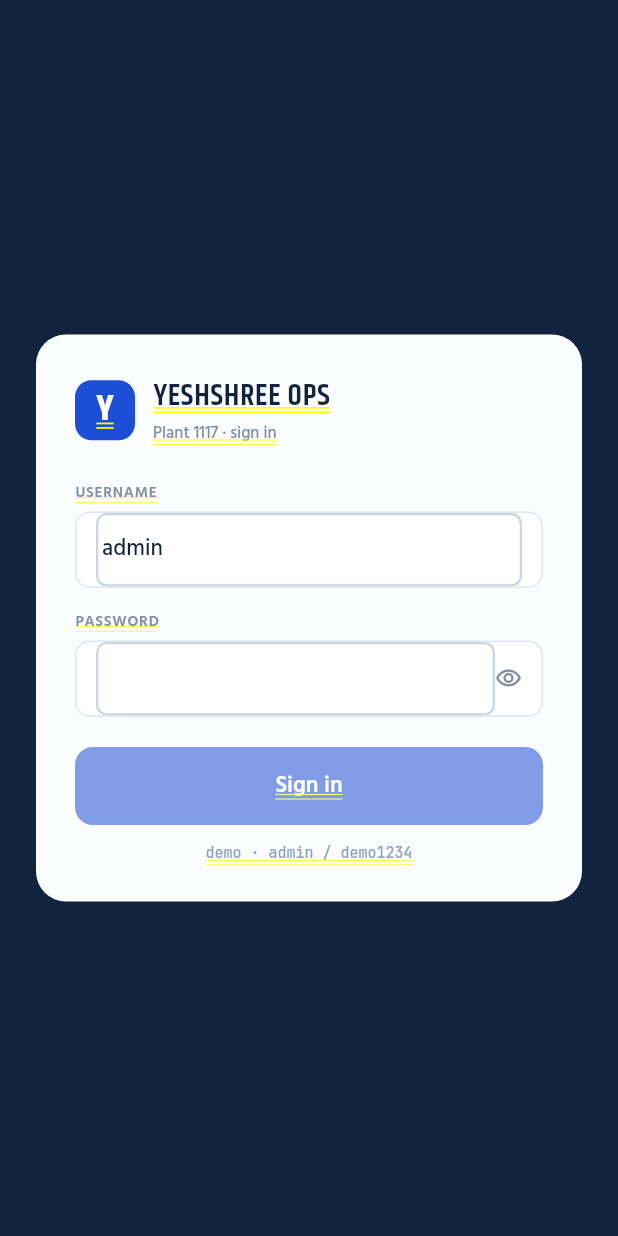
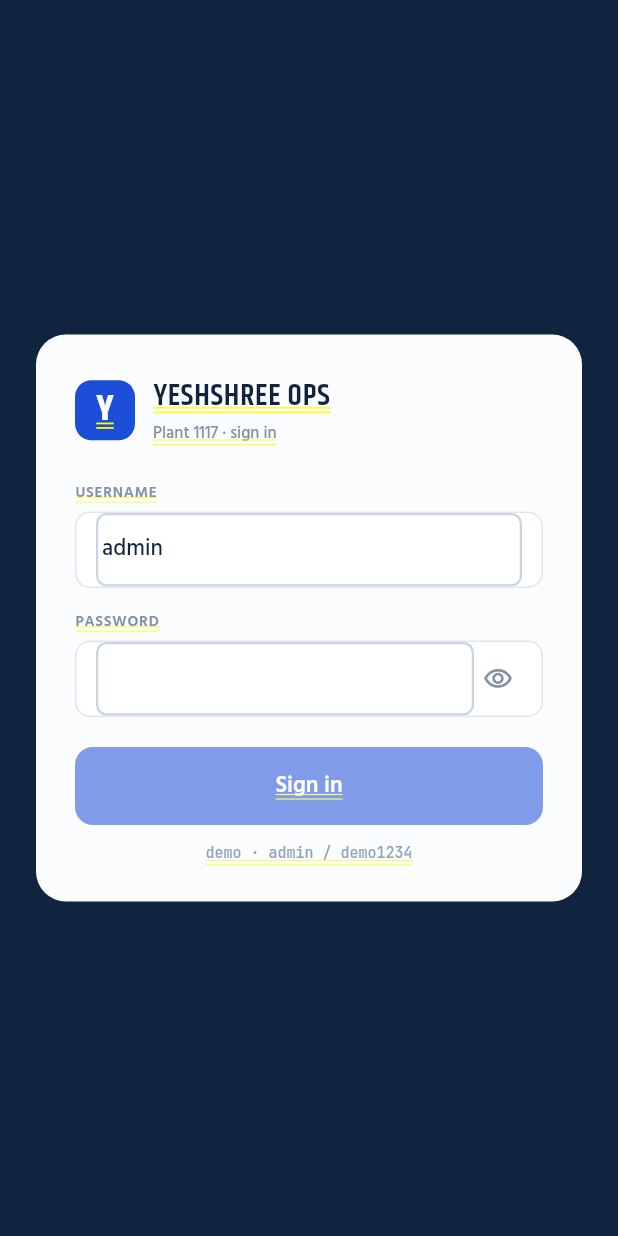
Before and after one commit to pawanpere/yeshshree-ops, a Flutter app: the _Entry screen opened directly, on a phone screen of 412 x 824 dp. Run offline on Flutter 3.47's test engine with Material 3 defaults, Android fonts, the phone set to English and light mode, and no system bars; our stand-ins replace dio, flutter_riverpod, go_router, image_picker, shared_preferences; accounts and stored records are empty.

Commit message:
fix(ui2): no phone frame on native devices + bigger password-eye tap target
- ui2_demo_app: the PhoneFrame2 chrome is a desktop-WEB preview affordance only.
  Gate it on kIsWeb so a real native build (Android tablet/phone, iOS) renders
  full-screen even on a wide tablet, instead of a framed phone in the middle.
- login: the password visibility (eye) toggle already existed; give it an opaque
  hit area + padding so it's a proper finger-sized tap target.

analyze clean · flutter test 33/33 · web build OK.

Co-Authored-By: Claude Opus 4.8 (1M context) <noreply@anthropic.com>

```diff
--- a/app/lib/ui2/screens/login_screen.dart
+++ b/app/lib/ui2/screens/login_screen.dart
@@ -119,14 +119,21 @@ class _LoginScreenState extends ConsumerState<LoginScreen> {
                         ? S.t('Password must be at least 6 characters',
                             'पासवर्ड किमान ६ अक्षरांचा हवा')
                         : null,
+                    // Eye toggle to reveal / hide the password. Opaque hit area +
+                    // padding give it a finger-sized tap target.
                     trailing: GestureDetector(
+                      behavior: HitTestBehavior.opaque,
                       onTap: () => setState(() => _obscure = !_obscure),
-                      child: Icon(
-                          _obscure
-                              ? Icons.visibility_outlined
-                              : Icons.visibility_off_outlined,
-                          size: 18,
-                          color: Y2.muted),
+                      child: Padding(
+                        padding:
+                            const EdgeInsets.symmetric(horizontal: 6, vertical: 10),
+                        child: Icon(
+                            _obscure
+                                ? Icons.visibility_outlined
+                                : Icons.visibility_off_outlined,
+                            size: 20,
+                            color: Y2.muted),
+                      ),
                     )),
                 if (_error != null) ...[
                   const SizedBox(height: 12),
```
Also changed, not shown: app/lib/ui2/ui2_demo_app.dart (+6 -2 lines).
